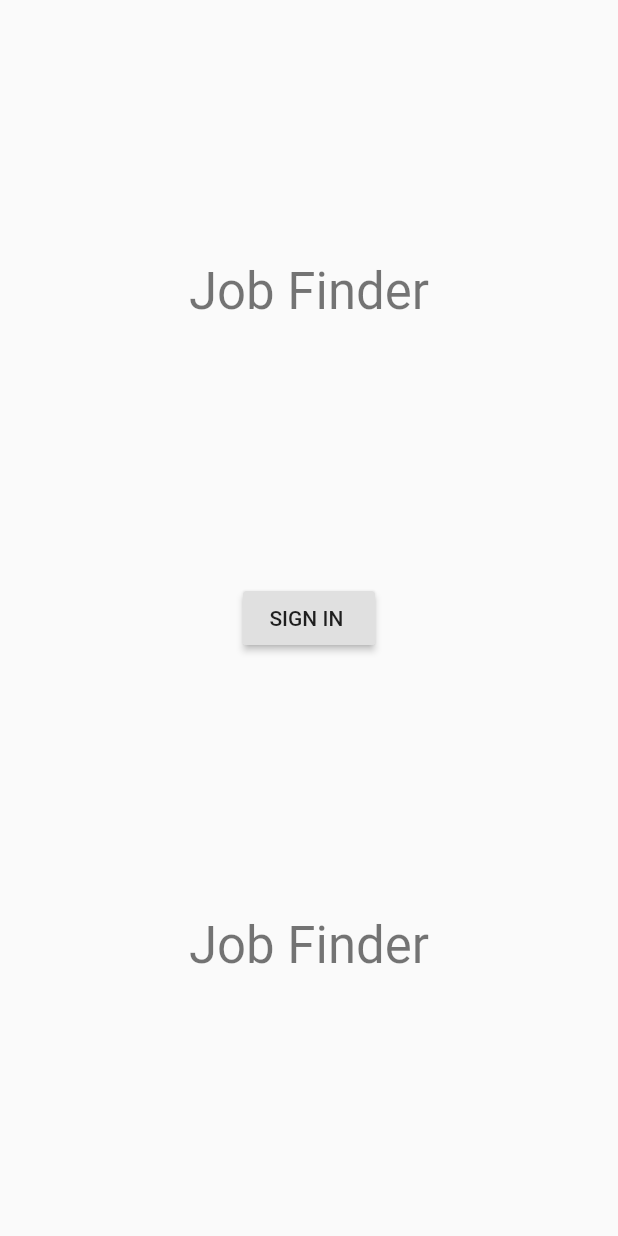
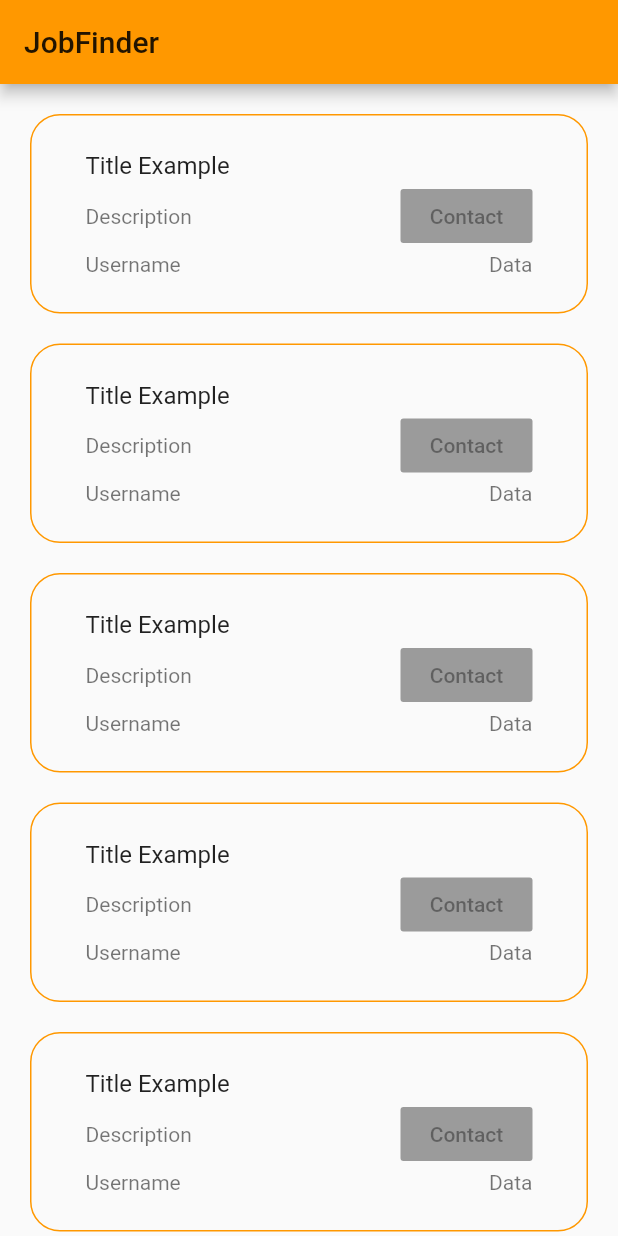
Before and after one commit to isabelcosta/FlutterHackathon2019, a Flutter app: the screen it shows after launch, on a phone screen of 412 x 824 dp. Run offline on Flutter 3.47's test engine with Material 2 defaults, Android fonts, the phone set to English and light mode, and no system bars.

Commit message:
create job board screen

```diff
--- /dev/null
+++ b/lib/jobs_screen.dart
@@ -0,0 +1,74 @@
+import 'package:flutter/material.dart';
+import 'package:flutter/widgets.dart';
+
+class JobsScreen extends StatefulWidget {
+  JobsScreen({Key key}) : super(key: key);
+  @override
+  _JobsScreenState createState() => _JobsScreenState();
+}
+
+class _JobsScreenState extends State<JobsScreen> {
+  @override
+  Widget build(BuildContext context) {
+    return Scaffold(
+      appBar: AppBar(
+        title: Text('JobFinder'),
+      ),
+      body: SafeArea(
+        child: Center(
+          child: ListView.builder(
+              itemCount: 10,
+              padding: const EdgeInsets.only(
+                  bottom: 20.0
+              ),
+              itemBuilder: (BuildContext ctxt, int index) {
+              return Padding(
+                padding: const EdgeInsets.only(
+                    top: 20.0,
+                    left: 20.0,
+                    right: 20.0
+                ),
+                child: Container(
+                  decoration: BoxDecoration(
+                    border: Border.all(color: Colors.orange),
+                    borderRadius: BorderRadius.all(
+                      Radius.circular(20.0)
+                    ),
+                  ),
+                  child: Padding(
+                    padding: const EdgeInsets.all(20.0),
+                    child: ListTile(
+                      title: Text('Title Example'),
+                      subtitle: Column(
+                        children: <Widget>[
+                          Row(
+                            mainAxisAlignment: MainAxisAlignment.spaceBetween,
+                            children: <Widget>[
+                              Text('Description'),
+                              RaisedButton(
+                                child: Text('Contact'),
+                              )
+                            ],
+                          ),
+                          Row(
+                            mainAxisAlignment: MainAxisAlignment.spaceBetween,
+                            children: <Widget>[
+                              Text('Username'),
+                              Text('Data'),
+                            ]
+                          )
+                        ],
+
+
+                      )
+                    ),
+                  ),
+                ),
+              );
+            }
+          ),
+        ),
+      ),
+    );
+  }
+}
--- a/lib/main.dart
+++ b/lib/main.dart
@@ -1,4 +1,5 @@
 import 'package:flutter/material.dart';
+import 'package:flutter_hackathon_2019/jobs_screen.dart';
 
 void main() => runApp(HackathonJobFinderApp());
 
@@ -10,7 +11,7 @@ class HackathonJobFinderApp extends StatelessWidget {
       theme: ThemeData(
         primarySwatch: Colors.orange,
       ),
-      home: LoginScreen(),
+      home: JobsScreen(),
     );
   }
 }
```
